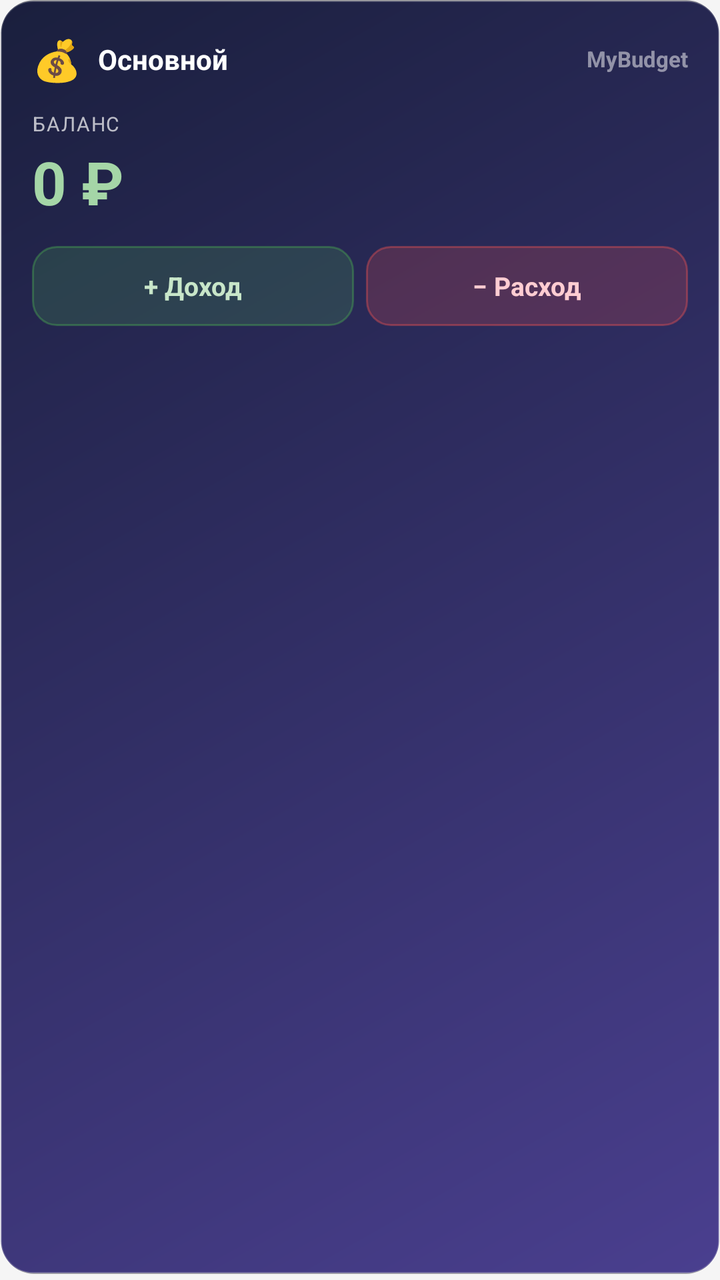
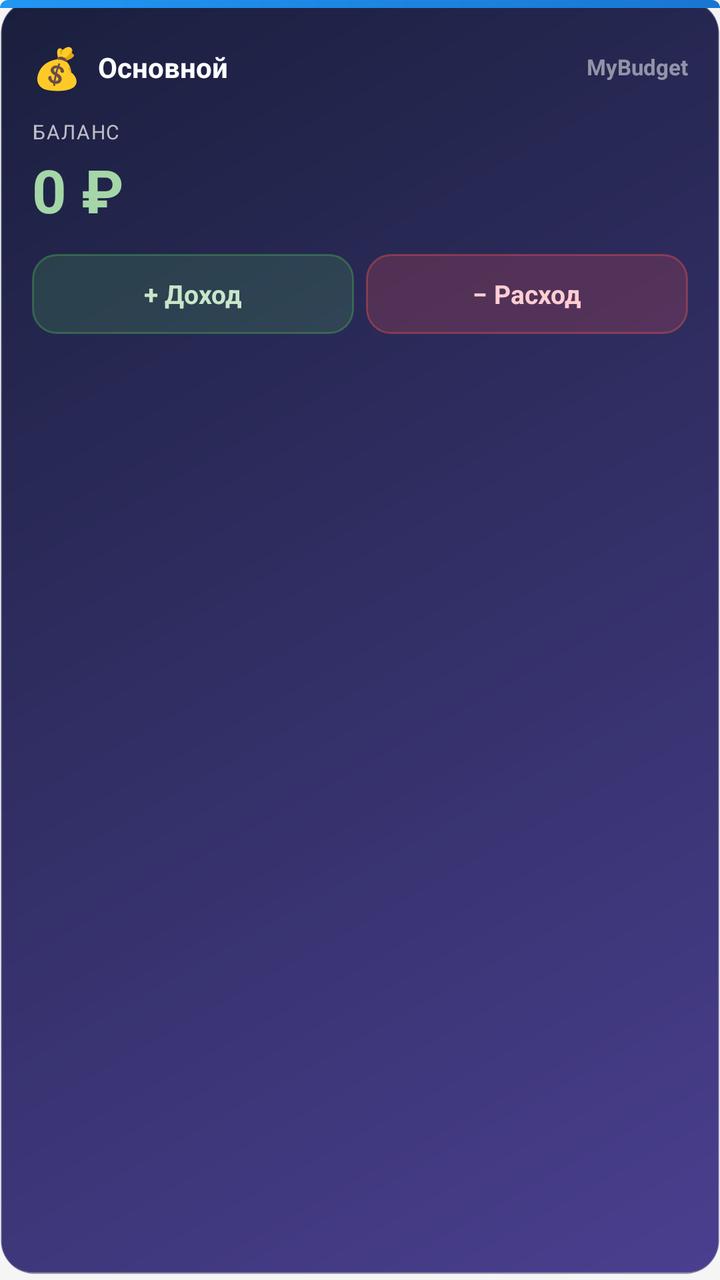

Compare the two renders of this Android layout. The source of the first and the diff that turns it into the second are given below.
<!-- AndroidManifest.xml: application theme Theme.MyBudget -->
<!-- res/layout/widget_budget.xml -->
<?xml version="1.0" encoding="utf-8"?>
<LinearLayout xmlns:android="http://schemas.android.com/apk/res/android"
    android:id="@+id/widgetRoot"
    android:layout_width="match_parent"
    android:layout_height="match_parent"
    android:background="@drawable/widget_card_gradient_dark"
    android:orientation="vertical"
    android:padding="@dimen/space_16">

    <LinearLayout
        android:layout_width="match_parent"
        android:layout_height="wrap_content"
        android:gravity="center_vertical"
        android:orientation="horizontal">

        <TextView
            android:id="@+id/widgetAppIcon"
            android:layout_width="wrap_content"
            android:layout_height="wrap_content"
            android:text="@string/main_icon_budget"
            android:textSize="20sp" />

        <TextView
            android:id="@+id/widgetBudgetName"
            android:layout_width="0dp"
            android:layout_height="wrap_content"
            android:layout_marginStart="@dimen/space_8"
            android:layout_weight="1"
            android:ellipsize="end"
            android:maxLines="1"
            android:text="@string/budget_profiles_default_name"
            android:textColor="@color/widget_text_primary_dark"
            android:textSize="14sp"
            android:textStyle="bold" />

        <TextView
            android:id="@+id/widgetAppLabel"
            android:layout_width="wrap_content"
            android:layout_height="wrap_content"
            android:text="@string/widget_name"
            android:textColor="@color/widget_text_muted_dark"
            android:textSize="11sp"
            android:textStyle="bold" />
    </LinearLayout>

    <TextView
        android:id="@+id/widgetBalanceLabel"
        android:layout_width="match_parent"
        android:layout_height="wrap_content"
        android:layout_marginTop="@dimen/space_12"
        android:letterSpacing="0.06"
        android:text="@string/widget_balance_label"
        android:textAllCaps="true"
        android:textColor="@color/widget_text_secondary_dark"
        android:textSize="10sp" />

    <TextView
        android:id="@+id/widgetBalance"
        android:layout_width="match_parent"
        android:layout_height="wrap_content"
        android:layout_marginTop="@dimen/space_2"
        android:text="@string/budget_balance_zero"
        android:textColor="@color/widget_balance_positive_dark"
        android:textSize="30sp"
        android:textStyle="bold" />

    <LinearLayout
        android:layout_width="match_parent"
        android:layout_height="wrap_content"
        android:layout_marginTop="@dimen/space_12"
        android:orientation="horizontal">

        <TextView
            android:id="@+id/widgetIncomeButton"
            android:layout_width="0dp"
            android:layout_height="wrap_content"
            android:layout_marginEnd="@dimen/space_6"
            android:layout_weight="1"
            android:background="@drawable/widget_btn_income_dark"
            android:gravity="center"
            android:minHeight="40dp"
            android:paddingHorizontal="@dimen/space_8"
            android:paddingVertical="@dimen/space_8"
            android:text="@string/shortcut_income"
            android:textColor="@color/widget_income_text_dark"
            android:textSize="13sp"
            android:textStyle="bold" />

        <TextView
            android:id="@+id/widgetExpenseButton"
            android:layout_width="0dp"
            android:layout_height="wrap_content"
            android:layout_weight="1"
            android:background="@drawable/widget_btn_expense_dark"
            android:gravity="center"
            android:minHeight="40dp"
            android:paddingHorizontal="@dimen/space_8"
            android:paddingVertical="@dimen/space_8"
            android:text="@string/shortcut_expense"
            android:textColor="@color/widget_expense_text_dark"
            android:textSize="13sp"
            android:textStyle="bold" />
    </LinearLayout>
</LinearLayout>
<!-- resources referenced by this layout -->
<resources>
  <color name="widget_balance_positive_dark">#a5d6a7</color>
  <color name="widget_expense_text_dark">#ffcdd2</color>
  <color name="widget_income_text_dark">#c8e6c9</color>
  <color name="widget_text_muted_dark">#80ffffff</color>
  <color name="widget_text_primary_dark">#ffffff</color>
  <color name="widget_text_secondary_dark">#b3ffffff</color>
  <dimen name="space_12">12dp</dimen>
  <dimen name="space_16">16dp</dimen>
  <dimen name="space_2">2dp</dimen>
  <dimen name="space_6">6dp</dimen>
  <dimen name="space_8">8dp</dimen>
  <!-- drawable widget_btn_expense_dark (drawable) -->
  <?xml version="1.0" encoding="utf-8"?>
  <shape xmlns:android="http://schemas.android.com/apk/res/android">
      <solid android:color="#33EF5350" />
      <stroke
          android:width="1dp"
          android:color="#66EF5350" />
      <corners android:radius="@dimen/radius_12" />
  </shape>
  <!-- drawable widget_btn_income_dark (drawable) -->
  <?xml version="1.0" encoding="utf-8"?>
  <shape xmlns:android="http://schemas.android.com/apk/res/android">
      <solid android:color="#334CAF50" />
      <stroke
          android:width="1dp"
          android:color="#664CAF50" />
      <corners android:radius="@dimen/radius_12" />
  </shape>
  <string name="budget_balance_zero">0 ₽</string>
  <string name="budget_profiles_default_name">Основной</string>
  <string name="main_icon_budget">💰</string>
  <string name="shortcut_expense">− Расход</string>
  <string name="shortcut_income">+ Доход</string>
  <string name="widget_balance_label">Баланс</string>
  <string name="widget_name">MyBudget</string>
  <style name="Theme.MyBudget" parent="@style/Base.Theme.MyBudget" />
  <dimen name="radius_12">12dp</dimen>
  <dimen name="radius_16">16dp</dimen>
  <style name="Base.Theme.MyBudget" parent="@style/Theme.Material3.DayNight.NoActionBar">
      <item name="android:colorBackground">@color/background_light</item>
      <item name="colorOnPrimary">@color/md_theme_onPrimary</item>
      <item name="colorOnSurface">@color/md_theme_onSurface</item>
      <item name="colorOutline">@color/md_theme_outline</item>
      <item name="colorPrimary">@color/md_theme_primary</item>
      <item name="colorSurface">@color/md_theme_surface</item>
      <item name="colorSurfaceVariant">@color/md_theme_surfaceVariant</item>
    </style>
  <color name="background_light">#f5f5f5</color>
  <color name="md_theme_onPrimary">#ffffff</color>
  <color name="md_theme_onSurface">#1d1b20</color>
  <color name="md_theme_outline">#79747e</color>
  <color name="md_theme_primary">#6750a4</color>
  <color name="md_theme_surface">#ffffff</color>
  <color name="md_theme_surfaceVariant">#e7e0ec</color>
  <!-- unchanged entries left out for length: 1 -->
</resources>

<!-- the commit's change to res/layout/widget_budget.xml (unified diff, before → after) -->
@@ -4,101 +4,112 @@
     android:layout_width="match_parent"
     android:layout_height="match_parent"
     android:background="@drawable/widget_card_gradient_dark"
-    android:orientation="vertical"
-    android:padding="@dimen/space_16">
+    android:orientation="vertical">
+
+    <View
+        android:layout_width="match_parent"
+        android:layout_height="4dp"
+        android:background="@drawable/widget_accent_bar" />
 
     <LinearLayout
         android:layout_width="match_parent"
-        android:layout_height="wrap_content"
-        android:gravity="center_vertical"
-        android:orientation="horizontal">
+        android:layout_height="match_parent"
+        android:orientation="vertical"
+        android:padding="@dimen/space_16">
+
+        <LinearLayout
+            android:layout_width="match_parent"
+            android:layout_height="wrap_content"
+            android:gravity="center_vertical"
+            android:orientation="horizontal">
+
+            <TextView
+                android:id="@+id/widgetAppIcon"
+                android:layout_width="wrap_content"
+                android:layout_height="wrap_content"
+                android:text="@string/main_icon_budget"
+                android:textSize="20sp" />
+
+            <TextView
+                android:id="@+id/widgetBudgetName"
+                android:layout_width="0dp"
+                android:layout_height="wrap_content"
+                android:layout_marginStart="@dimen/space_8"
+                android:layout_weight="1"
+                android:ellipsize="end"
+                android:maxLines="1"
+                android:text="@string/budget_profiles_default_name"
+                android:textColor="@color/widget_text_primary_dark"
+                android:textSize="14sp"
+                android:textStyle="bold" />
+
+            <TextView
+                android:id="@+id/widgetAppLabel"
+                android:layout_width="wrap_content"
+                android:layout_height="wrap_content"
+                android:text="@string/widget_name"
+                android:textColor="@color/widget_text_muted_dark"
+                android:textSize="11sp"
+                android:textStyle="bold" />
+        </LinearLayout>
 
         <TextView
-            android:id="@+id/widgetAppIcon"
-            android:layout_width="wrap_content"
+            android:id="@+id/widgetBalanceLabel"
+            android:layout_width="match_parent"
             android:layout_height="wrap_content"
-            android:text="@string/main_icon_budget"
-            android:textSize="20sp" />
+            android:layout_marginTop="@dimen/space_12"
+            android:letterSpacing="0.06"
+            android:text="@string/widget_balance_label"
+            android:textAllCaps="true"
+            android:textColor="@color/widget_text_secondary_dark"
+            android:textSize="10sp" />
 
         <TextView
-            android:id="@+id/widgetBudgetName"
-            android:layout_width="0dp"
+            android:id="@+id/widgetBalance"
+            android:layout_width="match_parent"
             android:layout_height="wrap_content"
-            android:layout_marginStart="@dimen/space_8"
-            android:layout_weight="1"
-            android:ellipsize="end"
-            android:maxLines="1"
-            android:text="@string/budget_profiles_default_name"
-            android:textColor="@color/widget_text_primary_dark"
-            android:textSize="14sp"
+            android:layout_marginTop="@dimen/space_2"
+            android:text="@string/budget_balance_zero"
+            android:textColor="@color/widget_balance_positive_dark"
+            android:textSize="30sp"
             android:textStyle="bold" />
 
-        <TextView
-            android:id="@+id/widgetAppLabel"
-            android:layout_width="wrap_content"
+        <LinearLayout
+            android:layout_width="match_parent"
             android:layout_height="wrap_content"
-            android:text="@string/widget_name"
-            android:textColor="@color/widget_text_muted_dark"
-            android:textSize="11sp"
-            android:textStyle="bold" />
-    </LinearLayout>
+            android:layout_marginTop="@dimen/space_12"
+            android:orientation="horizontal">
 
-    <TextView
-        android:id="@+id/widgetBalanceLabel"
-        android:layout_width="match_parent"
-        android:layout_height="wrap_content"
-        android:layout_marginTop="@dimen/space_12"
-        android:letterSpacing="0.06"
-        android:text="@string/widget_balance_label"
-        android:textAllCaps="true"
-        android:textColor="@color/widget_text_secondary_dark"
-        android:textSize="10sp" />
+            <TextView
+                android:id="@+id/widgetIncomeButton"
+                android:layout_width="0dp"
+                android:layout_height="wrap_content"
+                android:layout_marginEnd="@dimen/space_6"
+                android:layout_weight="1"
+                android:background="@drawable/widget_btn_income_dark"
+                android:gravity="center"
+                android:minHeight="40dp"
+                android:paddingHorizontal="@dimen/space_8"
+                android:paddingVertical="@dimen/space_8"
+                android:text="@string/shortcut_income"
+                android:textColor="@color/widget_income_text_dark"
+                android:textSize="13sp"
+                android:textStyle="bold" />
 
-    <TextView
-        android:id="@+id/widgetBalance"
-        android:layout_width="match_parent"
-        android:layout_height="wrap_content"
-        android:layout_marginTop="@dimen/space_2"
-        android:text="@string/budget_balance_zero"
-        android:textColor="@color/widget_balance_positive_dark"
-        android:textSize="30sp"
-        android:textStyle="bold" />
-
-    <LinearLayout
-        android:layout_width="match_parent"
-        android:layout_height="wrap_content"
-        android:layout_marginTop="@dimen/space_12"
-        android:orientation="horizontal">
-
-        <TextView
-            android:id="@+id/widgetIncomeButton"
-            android:layout_width="0dp"
-            android:layout_height="wrap_content"
-            android:layout_marginEnd="@dimen/space_6"
-            android:layout_weight="1"
-            android:background="@drawable/widget_btn_income_dark"
-            android:gravity="center"
-            android:minHeight="40dp"
-            android:paddingHorizontal="@dimen/space_8"
-            android:paddingVertical="@dimen/space_8"
-            android:text="@string/shortcut_income"
-            android:textColor="@color/widget_income_text_dark"
-            android:textSize="13sp"
-            android:textStyle="bold" />
-
-        <TextView
-            android:id="@+id/widgetExpenseButton"
-            android:layout_width="0dp"
-            android:layout_height="wrap_content"
-            android:layout_weight="1"
-            android:background="@drawable/widget_btn_expense_dark"
-            android:gravity="center"
-            android:minHeight="40dp"
-            android:paddingHorizontal="@dimen/space_8"
-            android:paddingVertical="@dimen/space_8"
-            android:text="@string/shortcut_expense"
-            android:textColor="@color/widget_expense_text_dark"
-            android:textSize="13sp"
-            android:textStyle="bold" />
+            <TextView
+                android:id="@+id/widgetExpenseButton"
+                android:layout_width="0dp"
+                android:layout_height="wrap_content"
+                android:layout_weight="1"
+                android:background="@drawable/widget_btn_expense_dark"
+                android:gravity="center"
+                android:minHeight="40dp"
+                android:paddingHorizontal="@dimen/space_8"
+                android:paddingVertical="@dimen/space_8"
+                android:text="@string/shortcut_expense"
+                android:textColor="@color/widget_expense_text_dark"
+                android:textSize="13sp"
+                android:textStyle="bold" />
+        </LinearLayout>
     </LinearLayout>
 </LinearLayout>
<!-- resource entries referenced after the edit -->
@@ -11,6 +11,19 @@
   <dimen name="space_2">2dp</dimen>
   <dimen name="space_6">6dp</dimen>
   <dimen name="space_8">8dp</dimen>
+  <!-- drawable widget_accent_bar (drawable) -->
+  <?xml version="1.0" encoding="utf-8"?>
+  <shape xmlns:android="http://schemas.android.com/apk/res/android">
+      <gradient
+          android:angle="0"
+          android:endColor="#1976d2"
+          android:startColor="#2196f3" />
+      <corners
+          android:bottomLeftRadius="0dp"
+          android:bottomRightRadius="0dp"
+          android:topLeftRadius="@dimen/radius_16"
+          android:topRightRadius="@dimen/radius_16" />
+  </shape>
   <!-- drawable widget_btn_expense_dark (drawable) -->
   <?xml version="1.0" encoding="utf-8"?>
   <shape xmlns:android="http://schemas.android.com/apk/res/android">
